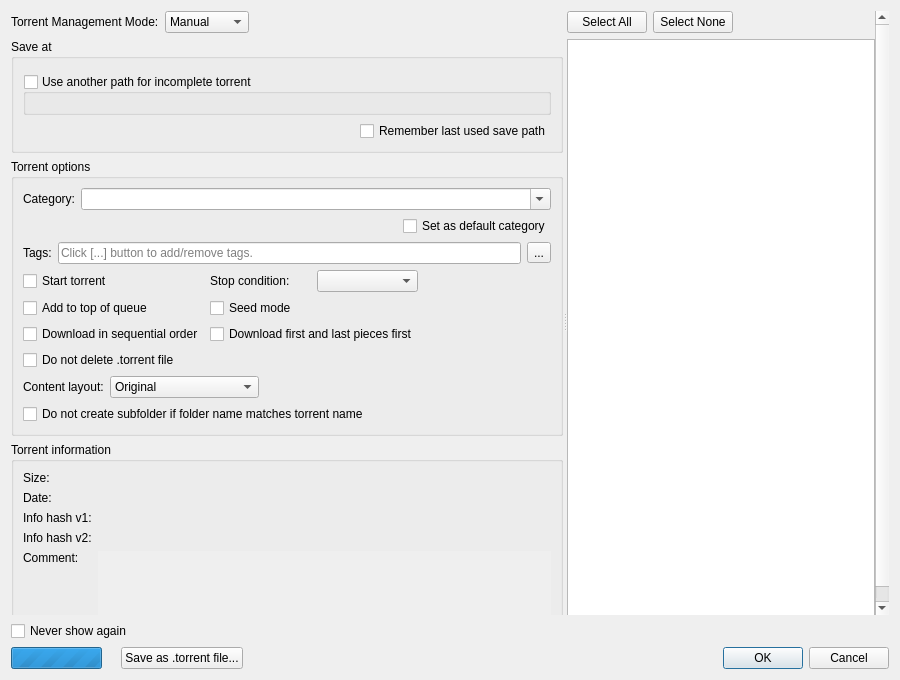
Qt form src/gui/addnewtorrentdialog.ui (HASJ/qBittorrent) before a commit.
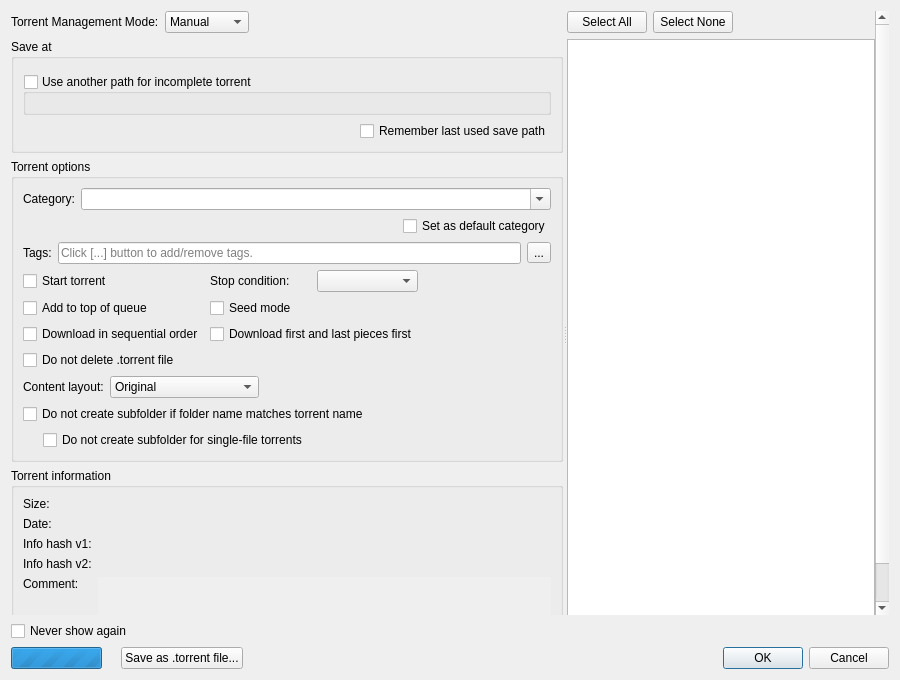
The same form after that commit. Custom widgets are drawn as their Qt base class.

Commit message:
Extend subfolder avoidance to single-file torrents
Add a sub-option to "Do not create subfolder if folder name matches
torrent name" to support single-file torrents and torrents structured as
a single file inside a folder.

When enabled:
- Automatically select NoSubfolder layout and strip root folder.
- Use the file's name including extension as the display name.
- Renaming the torrent in the Transfer List immediately renames the
  file on disk without moving storage to the default save path.
- Renaming the file in the Content tab synchronizes the torrent name.

The edit to the form file:
```diff
--- a/src/gui/addnewtorrentdialog.ui
+++ b/src/gui/addnewtorrentdialog.ui
@@ -376,6 +376,23 @@
                 </property>
                </widget>
               </item>
+              <item>
+               <layout class="QHBoxLayout" name="avoidSubfolderForSingleFilesLayout">
+                <property name="leftMargin">
+                 <number>20</number>
+                </property>
+                <item>
+                 <widget class="QCheckBox" name="avoidSubfolderForSingleFilesCheckBox">
+                  <property name="toolTip">
+                   <string>For torrents containing only a single file (even if enclosed in a folder), do not create a subfolder and use the file name as the torrent name.</string>
+                  </property>
+                  <property name="text">
+                   <string>Do not create subfolder for single-file torrents</string>
+                  </property>
+                 </widget>
+                </item>
+               </layout>
+              </item>
              </layout>
             </widget>
            </item>
```
The commit also changes 11 other files.
